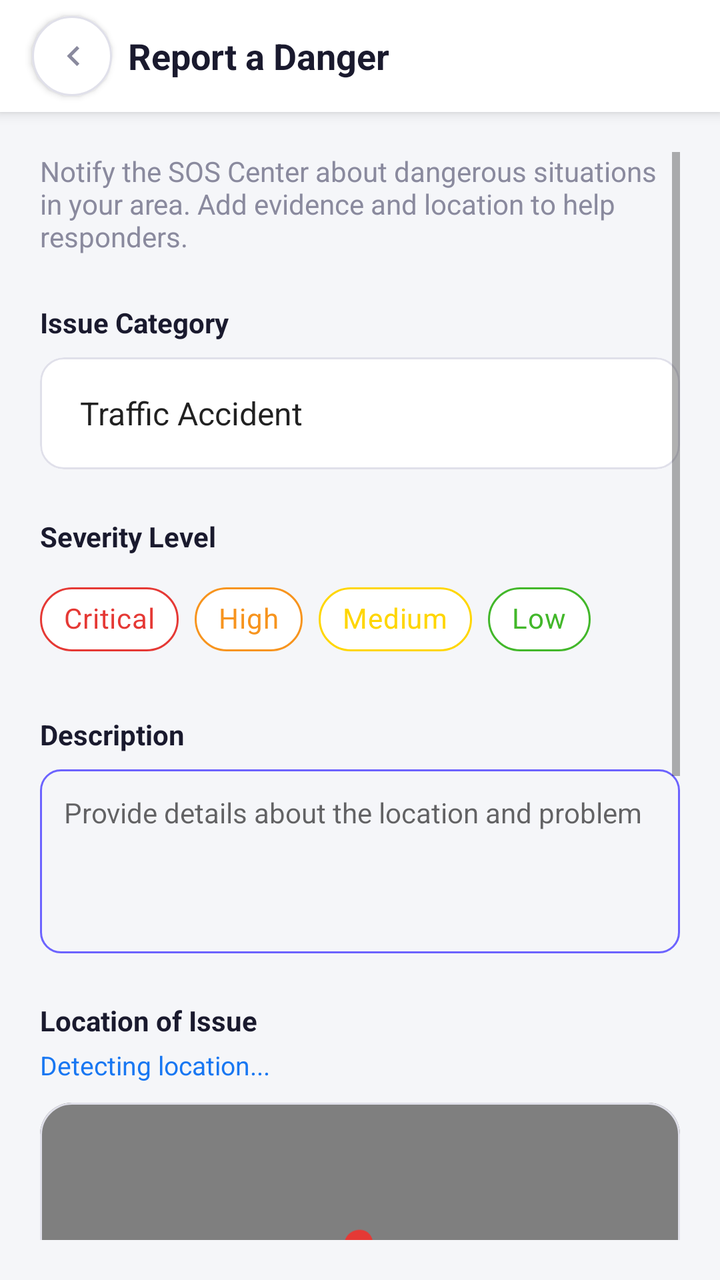
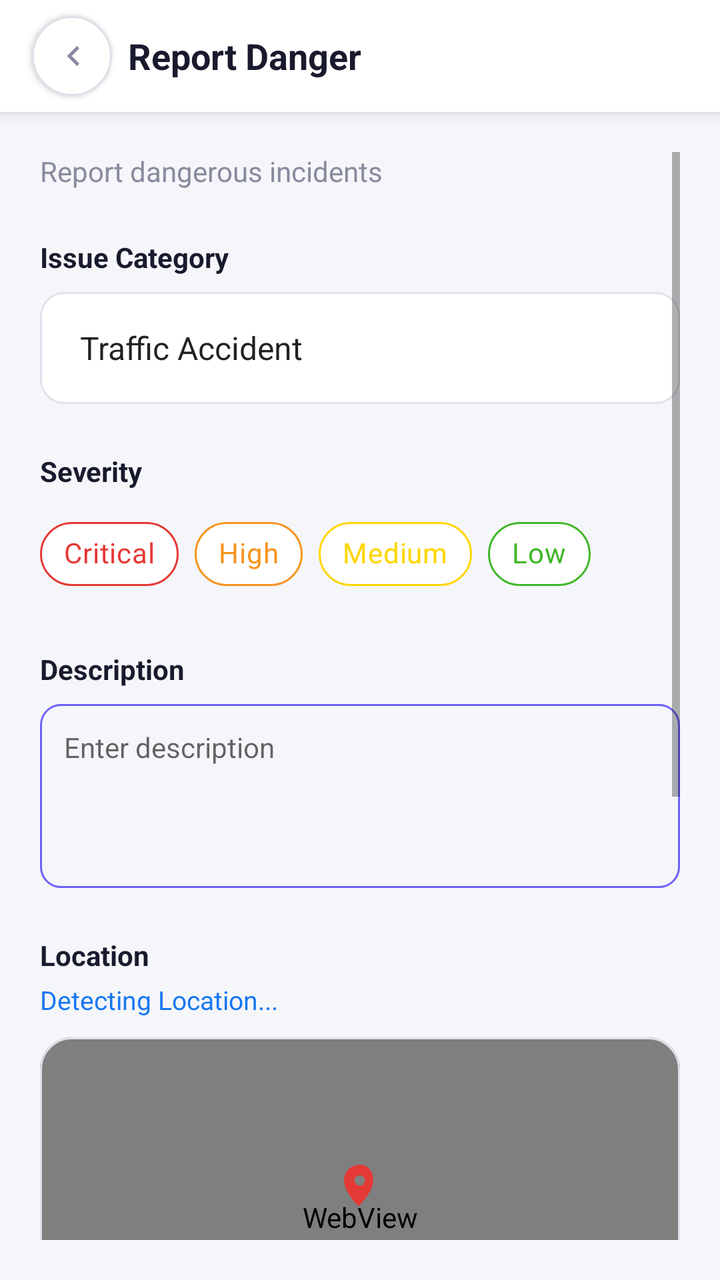

Before-and-after screenshots of an Android layout around one commit, followed by the original layout XML and the change that was made.
<!-- AndroidManifest.xml: application theme Theme.EmergencySOSApp -->
<!-- res/layout/activity_citizen_report.xml -->
<?xml version="1.0" encoding="utf-8"?>
<LinearLayout xmlns:android="http://schemas.android.com/apk/res/android"
    xmlns:app="http://schemas.android.com/apk/res-auto"
    android:layout_width="match_parent"
    android:layout_height="match_parent"
    android:background="@color/background"
    android:orientation="vertical">

    <com.google.android.material.appbar.MaterialToolbar
        android:id="@+id/toolbar"
        android:layout_width="match_parent"
        android:layout_height="?attr/actionBarSize"
        android:background="@color/white"
        android:elevation="4dp">

        <ImageView
            android:id="@+id/btnBack"
            android:layout_width="40dp"
            android:layout_height="40dp"
            android:background="@drawable/bg_circle_white"
            android:elevation="2dp"
            android:padding="10dp"
            android:src="@drawable/ic_chevron_right"
            android:rotation="180"
            android:contentDescription="Back" />

        <TextView
            android:layout_marginStart="24dp"
            android:layout_width="wrap_content"
            android:layout_height="wrap_content"
            android:text="@string/report_danger_title"
            android:textColor="@color/text_dark"
            android:textSize="18sp"
            android:textStyle="bold" />
    </com.google.android.material.appbar.MaterialToolbar>

    <ScrollView
        android:layout_width="match_parent"
        android:layout_height="match_parent"
        android:padding="20dp"
        android:fillViewport="true">

        <LinearLayout
            android:layout_width="match_parent"
            android:layout_height="wrap_content"
            android:orientation="vertical"
            android:paddingBottom="40dp">

            <TextView
                android:layout_width="wrap_content"
                android:layout_height="wrap_content"
                android:text="@string/report_danger_intro"
                android:textColor="@color/text_gray"
                android:textSize="14sp" />

            
            <TextView
                android:layout_width="wrap_content"
                android:layout_height="wrap_content"
                android:layout_marginTop="24dp"
                android:text="@string/report_issue_category"
                android:textColor="@color/text_dark"
                android:textStyle="bold" />

            <com.google.android.material.card.MaterialCardView
                android:layout_width="match_parent"
                android:layout_height="56dp"
                android:layout_marginTop="8dp"
                app:cardCornerRadius="12dp"
                app:cardElevation="0dp"
                app:strokeWidth="1dp"
                app:strokeColor="@color/border_gray">
                <Spinner
                    android:id="@+id/spinnerIssueCategory"
                    android:layout_width="match_parent"
                    android:layout_height="match_parent"
                    android:paddingHorizontal="12dp"
                    android:background="@android:color/transparent"
                    android:entries="@array/issue_categories" />
            </com.google.android.material.card.MaterialCardView>

            
            <TextView
                android:layout_width="wrap_content"
                android:layout_height="wrap_content"
                android:layout_marginTop="24dp"
                android:text="@string/severity_label"
                android:textColor="@color/text_dark"
                android:textStyle="bold" />

            <com.google.android.material.chip.ChipGroup
                android:id="@+id/chipGroupSeverity"
                android:layout_width="match_parent"
                android:layout_height="wrap_content"
                android:layout_marginTop="8dp"
                app:singleSelection="true"
                app:selectionRequired="true">

                <com.google.android.material.chip.Chip
                    android:id="@+id/chipCritical"
                    style="@style/Widget.MaterialComponents.Chip.Choice"
                    android:layout_width="wrap_content"
                    android:layout_height="wrap_content"
                    android:text="@string/severity_critical"
                    app:chipBackgroundColor="@color/white"
                    app:chipStrokeColor="@color/sos_red"
                    app:chipStrokeWidth="1dp"
                    android:textColor="@color/sos_red" />

                <com.google.android.material.chip.Chip
                    android:id="@+id/chipHigh"
                    style="@style/Widget.MaterialComponents.Chip.Choice"
                    android:layout_width="wrap_content"
                    android:layout_height="wrap_content"
                    android:text="@string/severity_high"
                    app:chipBackgroundColor="@color/white"
                    app:chipStrokeColor="@color/m_orange"
                    app:chipStrokeWidth="1dp"
                    android:textColor="@color/m_orange" />

                <com.google.android.material.chip.Chip
                    android:id="@+id/chipMedium"
                    style="@style/Widget.MaterialComponents.Chip.Choice"
                    android:layout_width="wrap_content"
                    android:layout_height="wrap_content"
                    android:text="@string/severity_medium"
                    app:chipBackgroundColor="@color/white"
                    app:chipStrokeColor="@color/severity_yellow"
                    app:chipStrokeWidth="1dp"
                    android:textColor="@color/severity_yellow" />

                <com.google.android.material.chip.Chip
                    android:id="@+id/chipLow"
                    style="@style/Widget.MaterialComponents.Chip.Choice"
                    android:layout_width="wrap_content"
                    android:layout_height="wrap_content"
                    android:text="@string/severity_low"
                    android:checked="true"
                    app:chipBackgroundColor="@color/white"
                    app:chipStrokeColor="@color/green_verified"
                    app:chipStrokeWidth="1dp"
                    android:textColor="@color/green_verified" />
            </com.google.android.material.chip.ChipGroup>

            <TextView
                android:id="@+id/tvCriticalWarning"
                android:layout_width="match_parent"
                android:layout_height="wrap_content"
                android:layout_marginTop="8dp"
                android:text="@string/critical_warning"
                android:textColor="@color/sos_red"
                android:textSize="12sp"
                android:textStyle="bold"
                android:visibility="gone" />

            
            <TextView
                android:layout_width="wrap_content"
                android:layout_height="wrap_content"
                android:layout_marginTop="24dp"
                android:text="@string/report_description_label"
                android:textColor="@color/text_dark"
                android:textStyle="bold" />

            <EditText
                android:id="@+id/etDescription"
                android:layout_width="match_parent"
                android:layout_height="wrap_content"
                android:layout_marginTop="8dp"
                android:background="@drawable/bg_field_editable"
                android:gravity="top"
                android:hint="@string/report_description_hint"
                android:inputType="textMultiLine"
                android:minLines="4"
                android:padding="12dp"
                android:textColor="@color/text_dark"
                android:textSize="14sp" />

            
            <TextView
                android:layout_width="wrap_content"
                android:layout_height="wrap_content"
                android:layout_marginTop="24dp"
                android:text="@string/report_location_label"
                android:textColor="@color/text_dark"
                android:textStyle="bold" />

            <TextView
                android:id="@+id/tvReportAddress"
                android:layout_width="wrap_content"
                android:layout_height="wrap_content"
                android:layout_marginTop="4dp"
                android:text="@string/report_detecting_location"
                android:textColor="@color/fb_blue"
                android:textSize="13sp" />

            <com.google.android.material.card.MaterialCardView
                android:layout_width="match_parent"
                android:layout_height="180dp"
                android:layout_marginTop="10dp"
                app:cardCornerRadius="16dp"
                app:cardElevation="0dp"
                app:strokeWidth="1dp"
                app:strokeColor="@color/border_gray">

                <WebView
                    android:id="@+id/mapWebView"
                    android:layout_width="match_parent"
                    android:layout_height="match_parent" />

                
                <ImageView
                    android:layout_width="25dp"
                    android:layout_height="30dp"
                    android:layout_gravity="center"
                    android:layout_marginBottom="16dp"
                    android:src="@drawable/ic_location"
                    app:tint="@color/sos_red"
                    android:importantForAccessibility="no" />
            </com.google.android.material.card.MaterialCardView>

            
            <TextView
                android:layout_width="wrap_content"
                android:layout_height="wrap_content"
                android:layout_marginTop="24dp"
                android:text="@string/report_evidence_label"
                android:textColor="@color/text_dark"
                android:textStyle="bold" />

            <LinearLayout
                android:layout_width="match_parent"
                android:layout_height="wrap_content"
                android:layout_marginTop="8dp"
                android:orientation="horizontal">

                <com.google.android.material.card.MaterialCardView
                    android:id="@+id/btnUploadPhoto"
                    android:layout_width="0dp"
                    android:layout_height="100dp"
                    android:layout_weight="1"
                    android:layout_marginEnd="6dp"
                    android:clickable="true"
                    android:focusable="true"
                    app:cardCornerRadius="12dp"
                    app:cardElevation="0dp"
                    app:strokeWidth="1dp"
                    app:strokeColor="@color/border_gray">
                    <ImageView
                        android:id="@+id/ivPreview"
                        android:layout_width="match_parent"
                        android:layout_height="match_parent"
                        android:scaleType="centerCrop" />
                    <LinearLayout
                        android:id="@+id/layoutUploadHint"
                        android:layout_width="wrap_content"
                        android:layout_height="wrap_content"
                        android:layout_gravity="center"
                        android:gravity="center"
                        android:orientation="vertical">
                        <ImageView
                            android:layout_width="24dp"
                            android:layout_height="24dp"
                            android:src="@drawable/ic_camera"
                            app:tint="@color/text_secondary" />
                        <TextView
                            android:layout_width="wrap_content"
                            android:layout_height="wrap_content"
                            android:layout_marginTop="4dp"
                            android:text="@string/evidence_photo"
                            android:textColor="@color/text_secondary"
                            android:textSize="11sp" />
                    </LinearLayout>
                </com.google.android.material.card.MaterialCardView>

                <com.google.android.material.card.MaterialCardView
                    android:id="@+id/btnUploadVideo"
                    android:layout_width="0dp"
                    android:layout_height="100dp"
                    android:layout_weight="1"
                    android:layout_marginHorizontal="3dp"
                    android:clickable="true"
                    android:focusable="true"
                    app:cardCornerRadius="12dp"
                    app:cardElevation="0dp"
                    app:strokeWidth="1dp"
                    app:strokeColor="@color/border_gray">
                    <ImageView
                        android:id="@+id/ivVideoPreview"
                        android:layout_width="match_parent"
                        android:layout_height="match_parent"
                        android:scaleType="centerCrop"
                        android:visibility="gone" />
                    <LinearLayout
                        android:id="@+id/layoutVideoHint"
                        android:layout_width="wrap_content"
                        android:layout_height="wrap_content"
                        android:layout_gravity="center"
                        android:gravity="center"
                        android:orientation="vertical">
                        <ImageView
                            android:layout_width="24dp"
                            android:layout_height="24dp"
                            android:src="@drawable/hp"
                            app:tint="@color/text_secondary" />
                        <TextView
                            android:layout_width="wrap_content"
                            android:layout_height="wrap_content"
                            android:layout_marginTop="4dp"
                            android:text="@string/evidence_video"
                            android:textColor="@color/text_secondary"
                            android:textSize="11sp" />
                    </LinearLayout>
                </com.google.android.material.card.MaterialCardView>

                <com.google.android.material.card.MaterialCardView
                    android:id="@+id/btnVoiceRecord"
                    android:layout_width="0dp"
                    android:layout_height="100dp"
                    android:layout_weight="1"
                    android:layout_marginStart="6dp"
                    android:clickable="true"
                    android:focusable="true"
                    app:cardCornerRadius="12dp"
                    app:cardElevation="0dp"
                    app:strokeWidth="1dp"
                    app:strokeColor="@color/border_gray">
                    <LinearLayout
                        android:layout_width="wrap_content"
                        android:layout_height="wrap_content"
                        android:layout_gravity="center"
                        android:gravity="center"
                        android:orientation="vertical">
                        <ImageView
                            android:id="@+id/ivVoiceIcon"
                            android:layout_width="24dp"
                            android:layout_height="24dp"
                            android:src="@drawable/ic_shoutout"
                            app:tint="@color/text_secondary" />
                        <TextView
                            android:id="@+id/tvVoiceLabel"
                            android:layout_width="wrap_content"
                            android:layout_height="wrap_content"
                            android:layout_marginTop="4dp"
                            android:text="@string/evidence_voice"
                            android:textColor="@color/text_secondary"
                            android:textSize="11sp" />
                    </LinearLayout>
                </com.google.android.material.card.MaterialCardView>
            </LinearLayout>

            
            <com.google.android.material.switchmaterial.SwitchMaterial
                android:id="@+id/switchAnonymous"
                android:layout_width="match_parent"
                android:layout_height="wrap_content"
                android:layout_marginTop="24dp"
                android:text="@string/anonymous_label"
                android:textColor="@color/text_dark"
                android:textSize="14sp"
                app:thumbTint="@color/m_blue"
                app:trackTint="@color/border_gray" />

            <Button
                android:id="@+id/btnSubmitReport"
                android:layout_width="match_parent"
                android:layout_height="56dp"
                android:layout_marginTop="24dp"
                android:backgroundTint="@color/m_blue"
                android:text="@string/report_submit_button"
                android:textAllCaps="false"
                android:textColor="@color/white"
                android:textStyle="bold"
                app:cornerRadius="16dp" />

            <ProgressBar
                android:id="@+id/progressSubmitting"
                style="@android:style/Widget.DeviceDefault.Light.ProgressBar.Small"
                android:layout_width="wrap_content"
                android:layout_height="wrap_content"
                android:layout_gravity="center_horizontal"
                android:layout_marginTop="16dp"
                android:visibility="gone" />

            <TextView
                android:id="@+id/tvSubmittingState"
                android:layout_width="wrap_content"
                android:layout_height="wrap_content"
                android:layout_gravity="center_horizontal"
                android:layout_marginTop="8dp"
                android:text="@string/report_processing_message"
                android:textColor="@color/text_secondary"
                android:textSize="13sp"
                android:visibility="gone" />

        </LinearLayout>
    </ScrollView>
</LinearLayout>
<!-- resources referenced by this layout -->
<resources>
  <string-array name="issue_categories">
          <item>Traffic Accident</item>
          <item>Fire or Smoke</item>
          <item>Crime or Theft</item>
          <item>Suspicious Activity</item>
          <item>Dangerous Road Conditions</item>
          <item>Flooding or Water Leak</item>
          <item>Power or Light Failure</item>
          <item>Unsafe Building</item>
          <item>Missing Person</item>
          <item>Other Dangerous Situation</item>
      </string-array>
  <color name="background">#F5F6F9</color>
  <color name="border_gray">#E0E0EA</color>
  <color name="fb_blue">#1877F2</color>
  <color name="green_verified">#42B72A</color>
  <color name="m_blue">#2E3192</color>
  <color name="m_orange">#F7941E</color>
  <color name="severity_yellow">#FFD600</color>
  <color name="sos_red">#E53935</color>
  <color name="text_dark">#1A1A2E</color>
  <color name="text_gray">#8A8A9E</color>
  <color name="text_secondary">#65676B</color>
  <color name="white">#FFFFFF</color>
  <!-- drawable bg_circle_white (drawable) -->
  <?xml version="1.0" encoding="utf-8"?>
  <shape xmlns:android="http://schemas.android.com/apk/res/android"
      android:shape="oval">
      <solid android:color="@color/card_background" />
      <stroke android:width="1dp" android:color="@color/border_gray" />
  </shape>
  <!-- drawable hp: png bitmap (drawable, 12823 bytes) -->
  <!-- drawable ic_chevron_right (drawable) -->
  <?xml version="1.0" encoding="utf-8"?>
  <vector xmlns:android="http://schemas.android.com/apk/res/android"
      android:width="20dp"
      android:height="20dp"
      android:viewportWidth="24"
      android:viewportHeight="24">
      <path
          android:fillColor="#8A8A9E"
          android:pathData="M9,6l6,6l-6,6l-1.41,-1.41L12.17,12L7.59,7.41z" />
  </vector>
  <!-- drawable ic_shoutout (drawable) -->
  <?xml version="1.0" encoding="utf-8"?>
  <vector xmlns:android="http://schemas.android.com/apk/res/android"
      android:width="24dp"
      android:height="24dp"
      android:viewportWidth="24"
      android:viewportHeight="24">
      <path
          android:fillColor="#C22026"
          android:pathData="M16,5v8c0,1.1 -0.9,2 -2,2h-1l-2,3v-3L8,15c-1.1,0 -2,-0.9 -2,-2L6,5c0,-1.1 0.9,-2 2,-2h6c1.1,0 2,0.9 2,2zM21,11h-1L20,5h1c0.55,0 1,0.45 1,1v4c0,0.55 -0.45,1 -1,1zM4,11L3,11c-0.55,0 -1,-0.45 -1,-1L2,6c0,-0.55 0.45,-1 1,-1h1v6z" />
  </vector>
  <string name="anonymous_label">Send anonymously</string>
  <string name="critical_warning">This appears to be an immediate emergency. Please use the SOS button for instant rescue.</string>
  <string name="evidence_photo">Photo</string>
  <string name="evidence_video">Video</string>
  <string name="evidence_voice">Voice</string>
  <string name="report_danger_intro">Notify the SOS Center about dangerous situations in your area. Add evidence and location to help responders.</string>
  <string name="report_danger_title">Report a Danger</string>
  <string name="report_description_hint">Provide details about the location and problem</string>
  <string name="report_description_label">Description</string>
  <string name="report_detecting_location">Detecting location...</string>
  <string name="report_evidence_label">Evidence (Photo)</string>
  <string name="report_issue_category">Issue Category</string>
  <string name="report_location_label">Location of Issue</string>
  <string name="report_processing_message">Your report is being prepared and sent.</string>
  <string name="report_submit_button">Submit Report</string>
  <string name="severity_critical">Critical</string>
  <string name="severity_high">High</string>
  <string name="severity_label">Severity Level</string>
  <string name="severity_low">Low</string>
  <string name="severity_medium">Medium</string>
  <color name="card_background">#FFFFFF</color>
  <color name="primary">#6C63FF</color>
  <color name="primary_dark">#5A52E0</color>
  <!-- unchanged entries left out for length: 4 -->
</resources>

<!-- the commit's change to res/layout/activity_citizen_report.xml (unified diff, before → after) -->
@@ -301,7 +301,7 @@
                         <ImageView
                             android:layout_width="24dp"
                             android:layout_height="24dp"
-                            android:src="@drawable/hp"
+                            android:src="@drawable/video"
                             app:tint="@color/text_secondary" />
                         <TextView
                             android:layout_width="wrap_content"
@@ -331,11 +331,12 @@
                         android:layout_gravity="center"
                         android:gravity="center"
                         android:orientation="vertical">
+
                         <ImageView
                             android:id="@+id/ivVoiceIcon"
-                            android:layout_width="24dp"
-                            android:layout_height="24dp"
-                            android:src="@drawable/ic_shoutout"
+                            android:layout_width="27dp"
+                            android:layout_height="17dp"
+                            android:src="@drawable/voice"
                             app:tint="@color/text_secondary" />
                         <TextView
                             android:id="@+id/tvVoiceLabel"
<!-- resource entries referenced after the edit -->
@@ -31,7 +31,6 @@
       <solid android:color="@color/card_background" />
       <stroke android:width="1dp" android:color="@color/border_gray" />
   </shape>
-  <!-- drawable hp: png bitmap (drawable, 12823 bytes) -->
   <!-- drawable ic_chevron_right (drawable) -->
   <?xml version="1.0" encoding="utf-8"?>
   <vector xmlns:android="http://schemas.android.com/apk/res/android"
@@ -43,35 +42,26 @@
           android:fillColor="#8A8A9E"
           android:pathData="M9,6l6,6l-6,6l-1.41,-1.41L12.17,12L7.59,7.41z" />
   </vector>
-  <!-- drawable ic_shoutout (drawable) -->
-  <?xml version="1.0" encoding="utf-8"?>
-  <vector xmlns:android="http://schemas.android.com/apk/res/android"
-      android:width="24dp"
-      android:height="24dp"
-      android:viewportWidth="24"
-      android:viewportHeight="24">
-      <path
-          android:fillColor="#C22026"
-          android:pathData="M16,5v8c0,1.1 -0.9,2 -2,2h-1l-2,3v-3L8,15c-1.1,0 -2,-0.9 -2,-2L6,5c0,-1.1 0.9,-2 2,-2h6c1.1,0 2,0.9 2,2zM21,11h-1L20,5h1c0.55,0 1,0.45 1,1v4c0,0.55 -0.45,1 -1,1zM4,11L3,11c-0.55,0 -1,-0.45 -1,-1L2,6c0,-0.55 0.45,-1 1,-1h1v6z" />
-  </vector>
-  <string name="anonymous_label">Send anonymously</string>
-  <string name="critical_warning">This appears to be an immediate emergency. Please use the SOS button for instant rescue.</string>
+  <!-- drawable video: png bitmap (drawable, 5760 bytes) -->
+  <!-- drawable voice: png bitmap (drawable, 9560 bytes) -->
+  <string name="anonymous_label">Submit Anonymously</string>
+  <string name="critical_warning">Critical Warning</string>
   <string name="evidence_photo">Photo</string>
   <string name="evidence_video">Video</string>
   <string name="evidence_voice">Voice</string>
-  <string name="report_danger_intro">Notify the SOS Center about dangerous situations in your area. Add evidence and location to help responders.</string>
-  <string name="report_danger_title">Report a Danger</string>
-  <string name="report_description_hint">Provide details about the location and problem</string>
+  <string name="report_danger_intro">Report dangerous incidents</string>
+  <string name="report_danger_title">Report Danger</string>
+  <string name="report_description_hint">Enter description</string>
   <string name="report_description_label">Description</string>
-  <string name="report_detecting_location">Detecting location...</string>
-  <string name="report_evidence_label">Evidence (Photo)</string>
+  <string name="report_detecting_location">Detecting Location...</string>
+  <string name="report_evidence_label">Evidence</string>
   <string name="report_issue_category">Issue Category</string>
-  <string name="report_location_label">Location of Issue</string>
-  <string name="report_processing_message">Your report is being prepared and sent.</string>
+  <string name="report_location_label">Location</string>
+  <string name="report_processing_message">Processing your report...</string>
   <string name="report_submit_button">Submit Report</string>
   <string name="severity_critical">Critical</string>
   <string name="severity_high">High</string>
-  <string name="severity_label">Severity Level</string>
+  <string name="severity_label">Severity</string>
   <string name="severity_low">Low</string>
   <string name="severity_medium">Medium</string>
   <color name="card_background">#FFFFFF</color>
